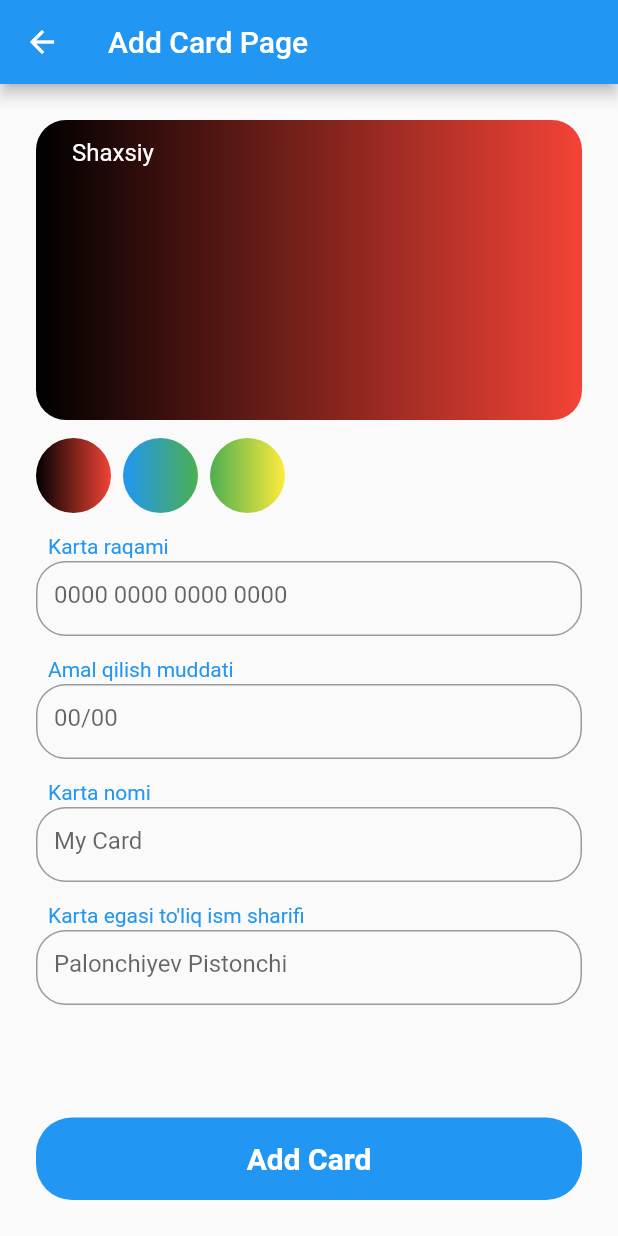
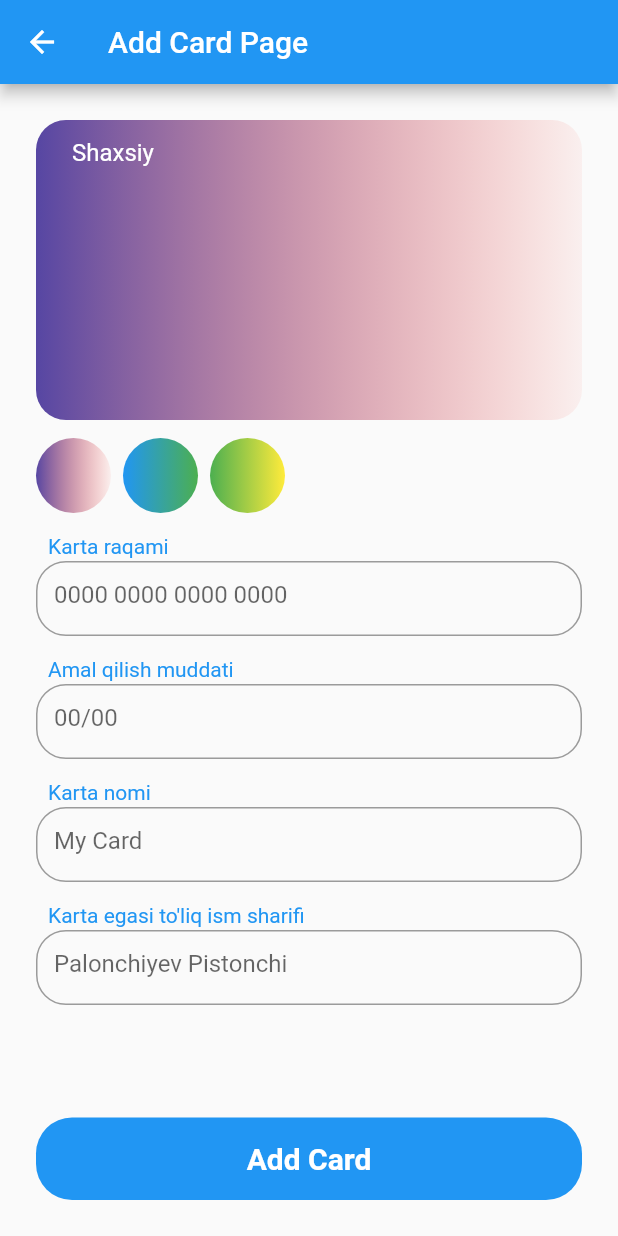
Before and after one commit to said8811/flutter_competition, a Flutter app: the CardsPage screen opened directly, after a tap on the "add" icon, on a phone screen of 412 x 824 dp. Run offline on Flutter 3.47's test engine with Material 2 defaults, Android fonts, the light colour scheme and no system bars; our stand-ins replace cloud_firestore, firebase_core, flutter_bloc; accounts and stored records are empty.

Commit message:
color changes

```diff
--- a/lib/data/models/card_model.dart
+++ b/lib/data/models/card_model.dart
@@ -1,7 +1,7 @@
 class CardModel {
   String cardName;
   String cardNumber;
-  List<String> gradient;
+  List<dynamic> gradient;
   int moneyAmount;
   String owner;
   String expireDate;
@@ -30,7 +30,7 @@ class CardModel {
         expireDate: json['expire_date'] as String? ?? "",
         userId: json['user_id'] as String? ?? "",
         moneyAmount: json['money_amount'] as int? ?? 0,
-        gradient: json['gradient'] as List<String>? ?? [],
+        gradient: json['gradient'] as List<dynamic>? ?? [],
         iconImage: json['icon_image'] as String? ?? "");
   }
 
--- a/lib/data/models/colors_model.dart
+++ b/lib/data/models/colors_model.dart
@@ -1,14 +1,14 @@
 import 'package:flutter/material.dart';
 
 class ColorModel {
-  Color colorA;
-  Color colorB;
+  String colorA;
+  String colorB;
 
   ColorModel({required this.colorA, required this.colorB});
 
   static List<ColorModel> colors = [
-    ColorModel(colorA: Colors.black, colorB: Colors.red),
-    ColorModel(colorA: Colors.blue, colorB: Colors.green),
-    ColorModel(colorA: Colors.green, colorB: Colors.yellow),
+    ColorModel(colorA: "0xff5646a3", colorB: "0xff44336"),
+    ColorModel(colorA: "0xff2196f3", colorB: "0xff4caf50"),
+    ColorModel(colorA: "0xff4caf50", colorB: "0xffffeb3b"),
   ];
 }
--- a/lib/screens/add_card/add_card_page.dart
+++ b/lib/screens/add_card/add_card_page.dart
@@ -1,6 +1,10 @@
 import 'package:flutter/material.dart';
 import 'package:flutter/src/widgets/container.dart';
 import 'package:flutter/src/widgets/framework.dart';
+import 'package:flutter_bloc/flutter_bloc.dart';
+import 'package:flutter_competition/cubit/card_cubit/card_cubit.dart';
+import 'package:flutter_competition/cubit/card_cubit/card_states.dart';
+import 'package:flutter_competition/data/models/card_model.dart';
 import 'package:flutter_competition/data/models/colors_model.dart';
 import 'package:flutter_competition/screens/widgets/add_card_textfield.dart';
 
@@ -19,6 +23,8 @@ class _AddCardScreenState extends State<AddCardScreen> {
   String owner = "";
   @override
   Widget build(BuildContext context) {
+    return BlocBuilder<CardsCubit, CardStates>(
+      builder: (context, state) {
         return Scaffold(
           appBar: AppBar(title: const Text("Add Card Page")),
           body: Column(
@@ -28,33 +34,38 @@ class _AddCardScreenState extends State<AddCardScreen> {
                   child: SingleChildScrollView(
                 physics: const BouncingScrollPhysics(),
                 child: Container(
-              margin: const EdgeInsets.symmetric(horizontal: 24, vertical: 24),
+                  margin:
+                      const EdgeInsets.symmetric(horizontal: 24, vertical: 24),
                   child: Column(
                     crossAxisAlignment: CrossAxisAlignment.start,
                     children: [
                       Container(
-                    padding: EdgeInsets.symmetric(horizontal: 24, vertical: 12),
+                        padding:
+                            EdgeInsets.symmetric(horizontal: 24, vertical: 12),
                         height: 200,
                         width: double.infinity,
                         decoration: BoxDecoration(
                             borderRadius: BorderRadius.circular(20),
                             gradient: LinearGradient(colors: [
-                          ColorModel.colors[colorIndex].colorA,
-                          ColorModel.colors[colorIndex].colorB
+                              Color(int.parse(
+                                  ColorModel.colors[colorIndex].colorA)),
+                              Color(int.parse(
+                                  ColorModel.colors[colorIndex].colorB))
                             ])),
                         child: Column(
                           crossAxisAlignment: CrossAxisAlignment.start,
                           children: [
                             const Text(
                               "Shaxsiy",
-                          style: TextStyle(color: Colors.white, fontSize: 16),
+                              style:
+                                  TextStyle(color: Colors.white, fontSize: 16),
                             ),
                             const SizedBox(height: 10),
                             Text(
                               number,
                               style: const TextStyle(
                                   color: Colors.white,
-                              fontSize: 22,
+                                  fontSize: 20,
                                   fontWeight: FontWeight.bold),
                             ),
                             const SizedBox(height: 10),
@@ -70,7 +81,7 @@ class _AddCardScreenState extends State<AddCardScreen> {
                               cardName,
                               style: const TextStyle(
                                   color: Colors.white,
-                              fontSize: 18,
+                                  fontSize: 20,
                                   fontWeight: FontWeight.bold),
                             ),
                             const SizedBox(height: 10),
@@ -108,8 +119,10 @@ class _AddCardScreenState extends State<AddCardScreen> {
                                 decoration: BoxDecoration(
                                     borderRadius: BorderRadius.circular(25),
                                     gradient: LinearGradient(colors: [
-                                  ColorModel.colors[index].colorA,
-                                  ColorModel.colors[index].colorB
+                                      Color(int.parse(
+                                          ColorModel.colors[index].colorA)),
+                                      Color(int.parse(
+                                          ColorModel.colors[index].colorB))
                                     ])),
                               ),
                             );
@@ -160,12 +173,30 @@ class _AddCardScreenState extends State<AddCardScreen> {
                   ),
                 ),
               )),
-          Container(
+              InkWell(
+                onTap: () {
+                  context.read<CardsCubit>().addCard(CardModel(
+                      cardName: cardName,
+                      cardNumber: number,
+                      cardId: "cardId",
+                      owner: owner,
+                      expireDate: expireDate,
+                      userId: "shoptoli",
+                      moneyAmount: 0,
+                      gradient: [
+                        ColorModel.colors[colorIndex].colorA,
+                        ColorModel.colors[colorIndex].colorB
+                      ],
+                      iconImage: "aa"));
+                },
+                child: Container(
                   height: 55,
                   width: double.infinity,
-            margin: const EdgeInsets.symmetric(horizontal: 24, vertical: 24),
+                  margin:
+                      const EdgeInsets.symmetric(horizontal: 24, vertical: 24),
                   decoration: BoxDecoration(
-                color: Colors.blue, borderRadius: BorderRadius.circular(24)),
+                      color: Colors.blue,
+                      borderRadius: BorderRadius.circular(24)),
                   child: const Center(
                     child: Text(
                       "Add Card",
@@ -175,9 +206,12 @@ class _AddCardScreenState extends State<AddCardScreen> {
                           fontWeight: FontWeight.bold),
                     ),
                   ),
+                ),
               )
             ],
           ),
         );
+      },
+    );
   }
 }
--- a/lib/screens/tab_box/card_page/card_page.dart
+++ b/lib/screens/tab_box/card_page/card_page.dart
@@ -2,6 +2,7 @@ import 'package:flutter/material.dart';
 import 'package:flutter_bloc/flutter_bloc.dart';
 import 'package:flutter_competition/cubit/card_cubit/card_cubit.dart';
 import 'package:flutter_competition/cubit/card_cubit/card_states.dart';
+import 'package:flutter_competition/data/models/card_model.dart';
 import 'package:flutter_competition/screens/add_card/add_card_page.dart';
 
 class CardsPage extends StatelessWidget {
@@ -32,17 +33,68 @@ class CardsPage extends StatelessWidget {
             );
           }
           if (state is LoadCardInSucces) {
+            List<CardModel> item = state.cards;
             return ListView.builder(
               shrinkWrap: true,
               itemCount: state.cards.length,
               itemBuilder: (context, index) {
                 return Container(
-                  child: Text(state.cards[index].cardName),
+                  margin:
+                      const EdgeInsets.symmetric(horizontal: 24, vertical: 12),
+                  padding:
+                      const EdgeInsets.symmetric(horizontal: 24, vertical: 12),
+                  height: 200,
+                  width: double.infinity,
+                  decoration: BoxDecoration(
+                      borderRadius: BorderRadius.circular(20),
+                      gradient: LinearGradient(colors: [
+                        Color(int.parse(state.cards[index].gradient[0])),
+                        Color(int.parse(state.cards[index].gradient[1]))
+                      ])),
+                  child: Column(
+                    crossAxisAlignment: CrossAxisAlignment.start,
+                    children: [
+                      const Text(
+                        "Shaxsiy",
+                        style: TextStyle(color: Colors.white, fontSize: 16),
+                      ),
+                      const SizedBox(height: 10),
+                      Text(
+                        item[index].cardNumber,
+                        style: const TextStyle(
+                            color: Colors.white,
+                            fontSize: 20,
+                            fontWeight: FontWeight.bold),
+                      ),
+                      const SizedBox(height: 10),
+                      Text(
+                        item[index].expireDate,
+                        style: const TextStyle(
+                            color: Colors.white,
+                            fontSize: 20,
+                            fontWeight: FontWeight.bold),
+                      ),
+                      const SizedBox(height: 10),
+                      Text(
+                        item[index].cardName,
+                        style: const TextStyle(
+                            color: Colors.white,
+                            fontSize: 20,
+                            fontWeight: FontWeight.bold),
+                      ),
+                      const SizedBox(height: 10),
+                      Text(item[index].owner,
+                          style: const TextStyle(
+                              color: Colors.white,
+                              fontSize: 20,
+                              fontWeight: FontWeight.bold))
+                    ],
+                  ),
                 );
               },
             );
           }
-          return SizedBox();
+          return const SizedBox();
         },
       ),
     );
```
Lines whose indentation alone changed are shown as unchanged.
